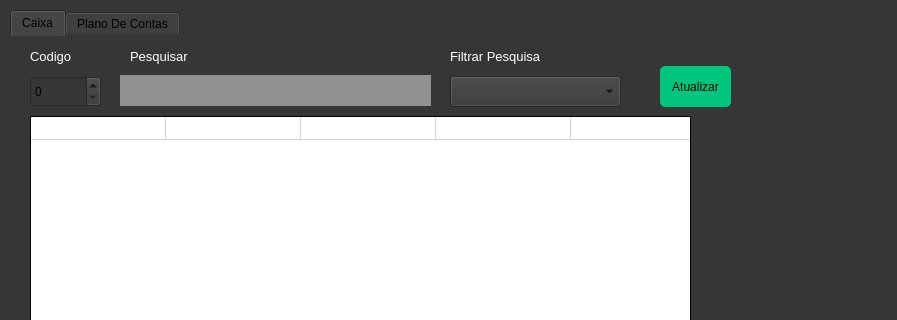
Old version of the form ui_files/caixa.ui in the repository Mestregcg16/Software_PDV; both pictures show x 0 to 897 and y 0 to 320 of the 897 by 681 pixel window.
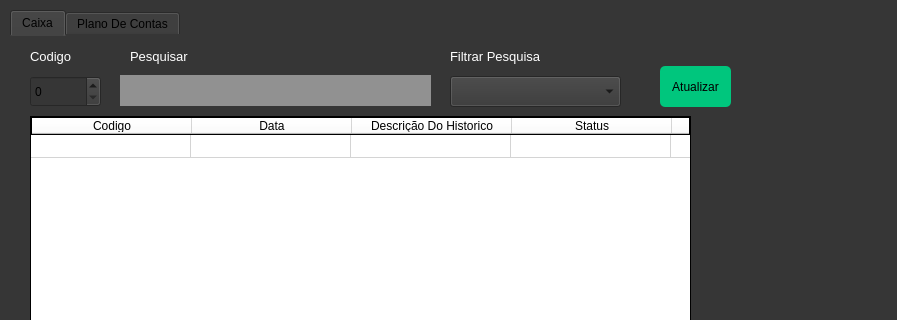
New version of the form. The open tabs and pages were chosen to show the change. Icons and pictures are not drawn.

Patch:
```diff
--- a/ui_files/caixa.ui
+++ b/ui_files/caixa.ui
@@ -207,13 +207,13 @@
        <bool>true</bool>
       </property>
       <attribute name="horizontalHeaderVisible">
-       <bool>false</bool>
+       <bool>true</bool>
       </attribute>
       <attribute name="horizontalHeaderCascadingSectionResizes">
        <bool>false</bool>
       </attribute>
       <attribute name="horizontalHeaderDefaultSectionSize">
-       <number>135</number>
+       <number>160</number>
       </attribute>
       <attribute name="horizontalHeaderShowSortIndicator" stdset="0">
        <bool>false</bool>
```
Left out of the diff: 7 changed lines with no effect on the pictures.
